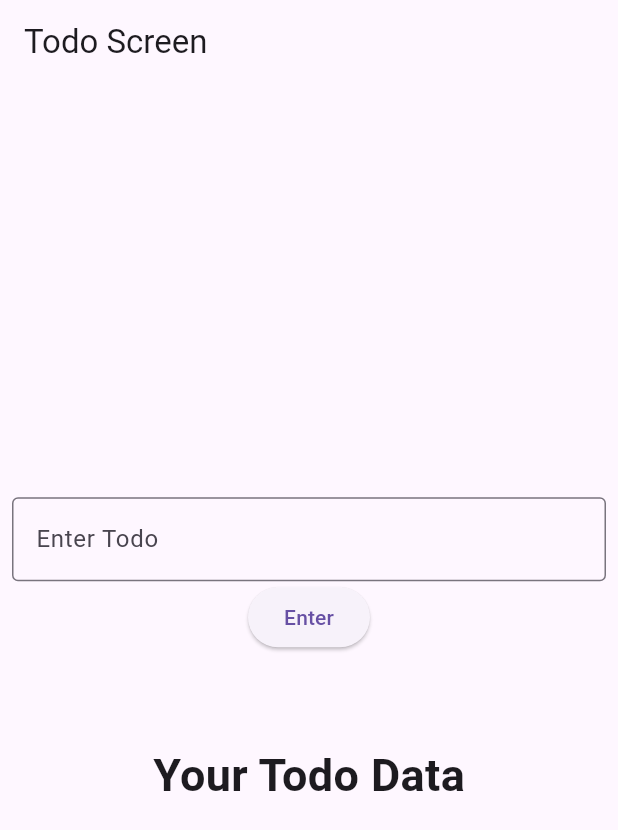
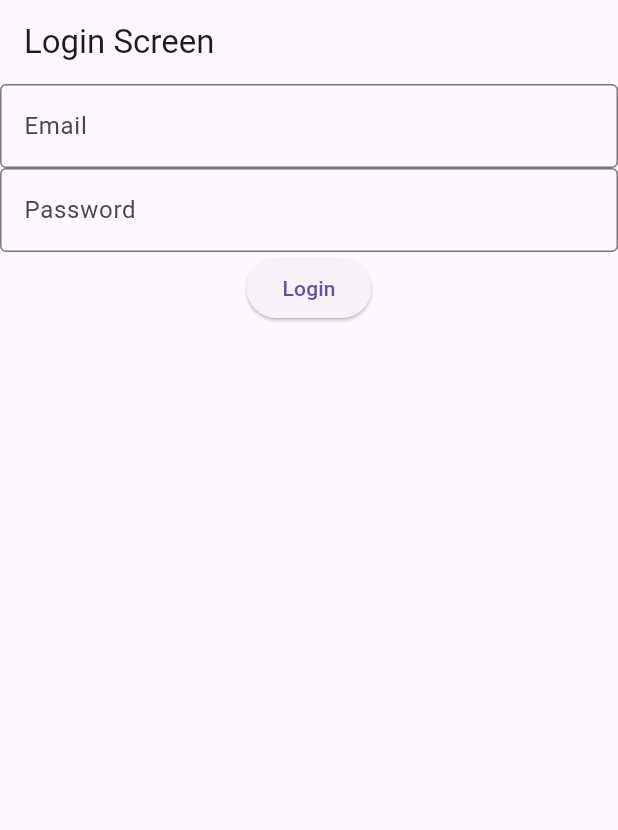
Before and after one commit to prabesh605/ecommerce_broadway, a Flutter app: the screen it shows after launch, on a phone screen of 412 x 824 dp. Shown: the top 830 px of the screen. Run offline on Flutter 3.47's test engine with Material 3 defaults, Android fonts, the phone set to English and light mode, and no system bars; our stand-ins replace flutter_bloc.

Commit message:
login bloc

```diff
--- a/lib/blocs/login/login_bloc.dart
+++ b/lib/blocs/login/login_bloc.dart
@@ -4,6 +4,12 @@ import 'package:flutter_bloc/flutter_bloc.dart';
 
 class LoginBloc extends Bloc<LoginEvent, LoginState> {
   LoginBloc() : super(LoginInitial()) {
-    on<SubmitLogin>((event, emit) {});
+    on<SubmitLogin>((event, emit) {
+      if (event.email.isEmpty || event.password.isEmpty) {
+        emit(LoginInvalid("Email Or Password incorrect"));
+      } else {
+        emit(LoginSuccess());
+      }
+    });
   }
 }
--- a/lib/blocs/login/login_state.dart
+++ b/lib/blocs/login/login_state.dart
@@ -3,3 +3,8 @@ abstract class LoginState {}
 class LoginInitial extends LoginState {}
 
 class LoginSuccess extends LoginState {}
+
+class LoginInvalid extends LoginState {
+  final String message;
+  LoginInvalid(this.message);
+}
--- a/lib/main.dart
+++ b/lib/main.dart
@@ -1,10 +1,12 @@
 import 'package:ecommerce_app/blocs/counter_bloc/counter_bloc.dart';
+import 'package:ecommerce_app/blocs/login/login_bloc.dart';
 import 'package:ecommerce_app/blocs/todo/todo_bloc.dart';
 import 'package:ecommerce_app/controller/weather_controller.dart';
 // import 'package:ecommerce_app/providers/counter_provider.dart';
 // import 'package:ecommerce_app/providers/weather_provider.dart';
 import 'package:ecommerce_app/services/weather_service.dart';
 import 'package:ecommerce_app/views/counter_screen.dart';
+import 'package:ecommerce_app/views/login_screen.dart';
 import 'package:ecommerce_app/views/todo_screen.dart';
 // import 'package:ecommerce_app/views/home_screen.dart';
 // import 'package:ecommerce_app/providers/theme_provider.dart';
@@ -22,6 +24,7 @@ void main() {
       providers: [
         BlocProvider(create: (_) => CounterBloc()),
         BlocProvider(create: (_) => TodoBloc()),
+        BlocProvider(create: (_) => LoginBloc()),
       ],
       child: const MyApp(),
     ),
@@ -52,7 +55,7 @@ class MyApp extends StatelessWidget {
       theme: ThemeData.light(),
       title: 'Flutter Demo',
 
-      home: TodoScreen(),
+      home: LoginScreen(),
     );
   }
 }
--- /dev/null
+++ b/lib/views/login_screen.dart
@@ -0,0 +1,64 @@
+import 'package:ecommerce_app/blocs/login/login_bloc.dart';
+import 'package:ecommerce_app/blocs/login/login_event.dart';
+import 'package:ecommerce_app/blocs/login/login_state.dart';
+import 'package:flutter/material.dart';
+import 'package:flutter_bloc/flutter_bloc.dart';
+
+class LoginScreen extends StatefulWidget {
+  const LoginScreen({super.key});
+
+  @override
+  State<LoginScreen> createState() => _LoginScreenState();
+}
+
+class _LoginScreenState extends State<LoginScreen> {
+  TextEditingController emailController = TextEditingController();
+  TextEditingController passwordController = TextEditingController();
+  @override
+  Widget build(BuildContext context) {
+    return Scaffold(
+      appBar: AppBar(title: Text("Login Screen")),
+      body: Column(
+        children: [
+          TextFormField(
+            controller: emailController,
+            decoration: InputDecoration(
+              label: Text("Email"),
+              border: OutlineInputBorder(),
+            ),
+          ),
+          TextFormField(
+            controller: passwordController,
+            decoration: InputDecoration(
+              label: Text("Password"),
+              border: OutlineInputBorder(),
+            ),
+          ),
+          ElevatedButton(
+            onPressed: () {
+              final String email = emailController.text;
+              final String password = passwordController.text;
+
+              context.read<LoginBloc>().add(SubmitLogin(email, password));
+            },
+            child: Text("Login"),
+          ),
+          BlocBuilder<LoginBloc, LoginState>(
+            builder: (context, state) {
+              if (state is LoginSuccess) {
+                return Text("Login Success");
+              } else if (state is LoginInvalid) {
+                return Text(state.message);
+              }
+
+              return Container();
+            },
+          ),
+        ],
+      ),
+    );
+  }
+}
+// event-
+//state -
+//bloc
```
